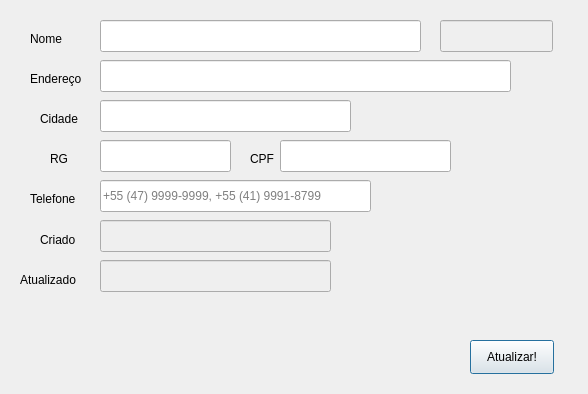
This is Client_Edit.ui in bedi1982/Oficina as Qt 5 draws it before an edit. The edited form follows.
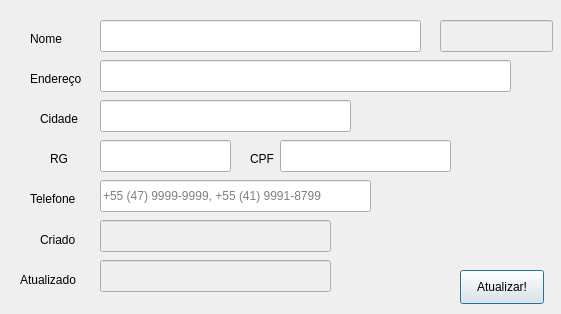
This is the edited form.

Patch:
```diff
--- a/Client_Edit.ui
+++ b/Client_Edit.ui
@@ -6,8 +6,8 @@
    <rect>
     <x>0</x>
     <y>0</y>
-    <width>588</width>
-    <height>394</height>
+    <width>561</width>
+    <height>314</height>
    </rect>
   </property>
   <property name="minimumSize">
@@ -112,19 +112,6 @@
     <number>15</number>
    </property>
   </widget>
-  <widget class="QLabel" name="lbl_feedback">
-   <property name="geometry">
-    <rect>
-     <x>60</x>
-     <y>310</y>
-     <width>501</width>
-     <height>18</height>
-    </rect>
-   </property>
-   <property name="text">
-    <string/>
-   </property>
-  </widget>
   <widget class="QLineEdit" name="line_CPF">
    <property name="geometry">
     <rect>
@@ -144,7 +131,7 @@
   <widget class="QLabel" name="lbl_Emoticon">
    <property name="geometry">
     <rect>
-     <x>500</x>
+     <x>350</x>
      <y>240</y>
      <width>48</width>
      <height>48</height>
@@ -201,8 +188,8 @@
   <widget class="QPushButton" name="btn_update">
    <property name="geometry">
     <rect>
-     <x>470</x>
-     <y>340</y>
+     <x>460</x>
+     <y>270</y>
      <width>84</width>
      <height>34</height>
     </rect>
```
Left out of the diff: 2 changed lines with no effect on the pictures.
